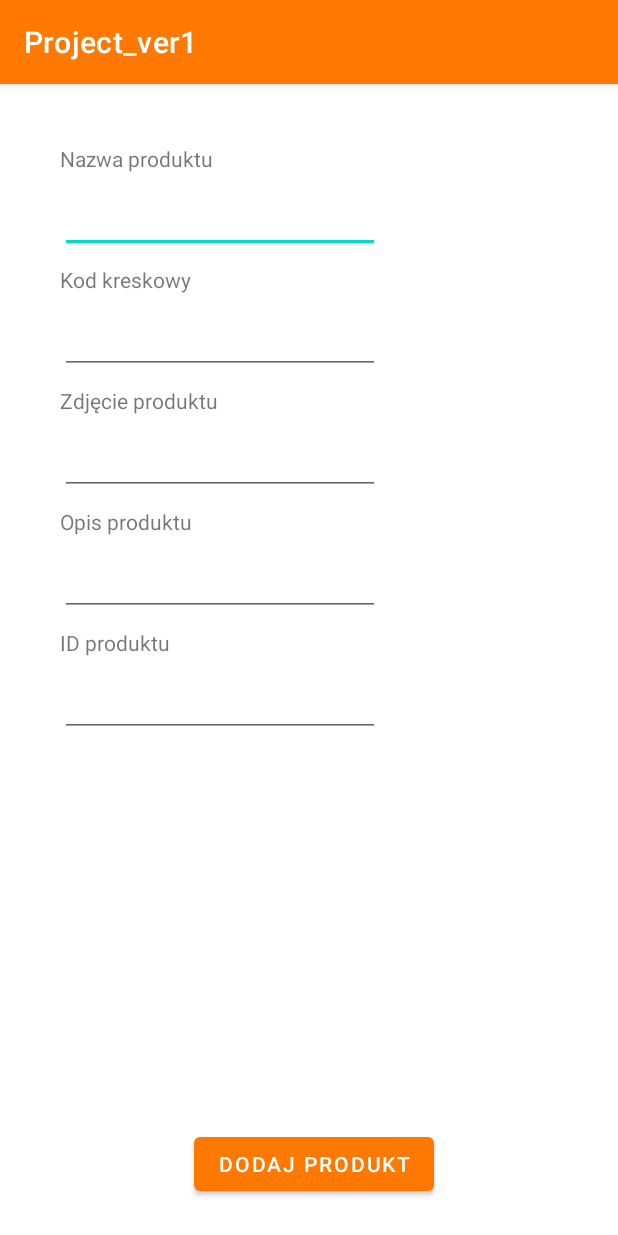
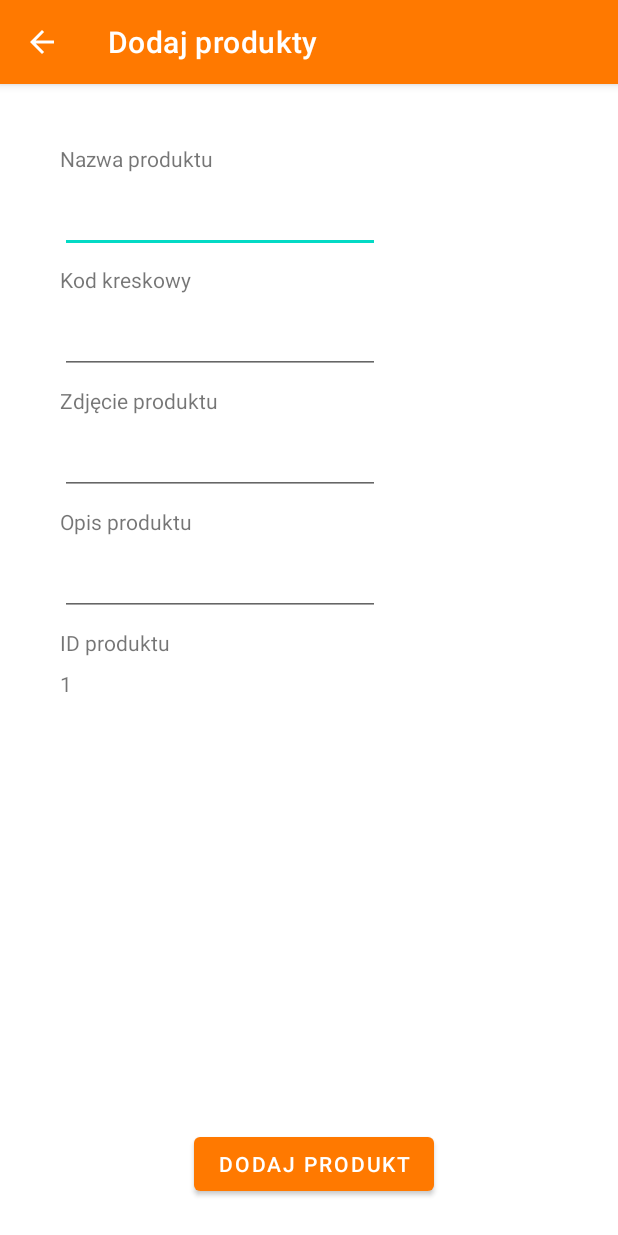
Before and after one commit to krzysztofb200/Product-Description-Analyzer, an Android app: the AddProductActivity screen opened directly, with no data from a screen before it, on a phone screen of 412 x 824 dp. Run offline under Robolectric (Android 15) with nearby library versions, the phone set to English and light mode, and no system bars; our stand-ins replace Firebase (no records; nobody signed in at launch, a user with empty details on screens opened directly).

Commit message:
- add products feature upgraded

```diff
--- a/app/src/main/java/com/example/project_ver1/AddProductActivity.java
+++ b/app/src/main/java/com/example/project_ver1/AddProductActivity.java
@@ -1,16 +1,16 @@
 package com.example.project_ver1;
 
+import androidx.appcompat.app.ActionBar;
 import androidx.appcompat.app.AppCompatActivity;
-
 import android.os.Bundle;
 import android.text.TextUtils;
-import android.util.Log;
+import android.view.MenuItem;
 import android.view.View;
 import android.widget.Button;
 import android.widget.EditText;
+import android.widget.TextView;
 import android.widget.Toast;
 import androidx.annotation.NonNull;
-
 import com.google.firebase.database.DataSnapshot;
 import com.google.firebase.database.DatabaseError;
 import com.google.firebase.database.DatabaseReference;
@@ -28,13 +28,21 @@ public class AddProductActivity extends AppCompatActivity {
     // creating a variable for
     // our object class
     AllProducts allProducts;
-    EditText etProductName, etProductDescription, etBarCode, etProductImage, etProductID;
+    EditText etProductName, etProductDescription, etBarCode, etProductImage;
+    TextView etProductID;
     Button btnAddProduct;
+    int numberOfProducts = 0;
 
     @Override
     protected void onCreate(Bundle savedInstanceState) {
         super.onCreate(savedInstanceState);
         setContentView(R.layout.activity_add_product);
+
+        ActionBar actionBar = getSupportActionBar();
+
+        // showing the back button in action bar
+        actionBar.setDisplayHomeAsUpEnabled(true);
+        setTitle(getResources().getString(R.string.add_products));
 
         etBarCode = findViewById(R.id.etBarCode);
         etProductDescription = findViewById(R.id.etProductDescription);
@@ -51,6 +59,19 @@ public class AddProductActivity extends AppCompatActivity {
         // initializing our object
         // class variable.
         allProducts = new AllProducts();
+
+        databaseReference.addValueEventListener(new ValueEventListener() {
+            @Override
+            public void onDataChange(@NonNull DataSnapshot snapshot) {
+                numberOfProducts = (int) snapshot.getChildrenCount();
+                etProductID.setText(Integer.toString(numberOfProducts + 1));
+            }
+
+            @Override
+            public void onCancelled(@NonNull DatabaseError error) {
+                Toast.makeText(AddProductActivity.this, "Nie udalo sie obliczyc liczby produktow", Toast.LENGTH_SHORT).show();
+            }
+        });
 
         btnAddProduct.setOnClickListener(new View.OnClickListener() {
             @Override
@@ -71,6 +92,7 @@ public class AddProductActivity extends AppCompatActivity {
                     // else call the method to add
                     // data to our database.
                     addDatatoFirebase(name, bar_code, desc, id, image);
+                    onBackPressed();
                 }
             }
         });
@@ -108,17 +130,13 @@ public class AddProductActivity extends AppCompatActivity {
         });
     }
 
-//    @Override
-//    public void onStart() {
-//        super.onStart();
-//        mAuth.addAuthStateListener(mAuthListener);
-//    }
-//
-//    @Override
-//    public void onStop() {
-//        super.onStop();
-//        if (mAuthListener != null) {
-//            mAuth.removeAuthStateListener(mAuthListener);
-//        }
-//    }
+    @Override
+    public boolean onOptionsItemSelected(@NonNull MenuItem item) {
+        switch (item.getItemId()) {
+            case android.R.id.home:
+                this.finish();
+                return true;
+        }
+        return super.onOptionsItemSelected(item);
+    }
 }
--- a/app/src/main/res/layout/activity_add_product.xml
+++ b/app/src/main/res/layout/activity_add_product.xml
@@ -112,14 +112,13 @@
         app:layout_constraintStart_toStartOf="parent"
         app:layout_constraintTop_toBottomOf="@+id/etProductDescription" />
 
-    <EditText
+    <TextView
         android:id="@+id/etProductID"
         android:layout_width="wrap_content"
         android:layout_height="wrap_content"
         android:layout_marginStart="40dp"
         android:layout_marginTop="8dp"
         android:ems="10"
-        android:inputType="textPersonName"
         app:layout_constraintStart_toStartOf="parent"
         app:layout_constraintTop_toBottomOf="@+id/textView13" />
 </androidx.constraintlayout.widget.ConstraintLayout>
```
Also changed, not shown: app/src/main/java/com/example/project_ver1/MainActivity.java (+5 -3 lines).
